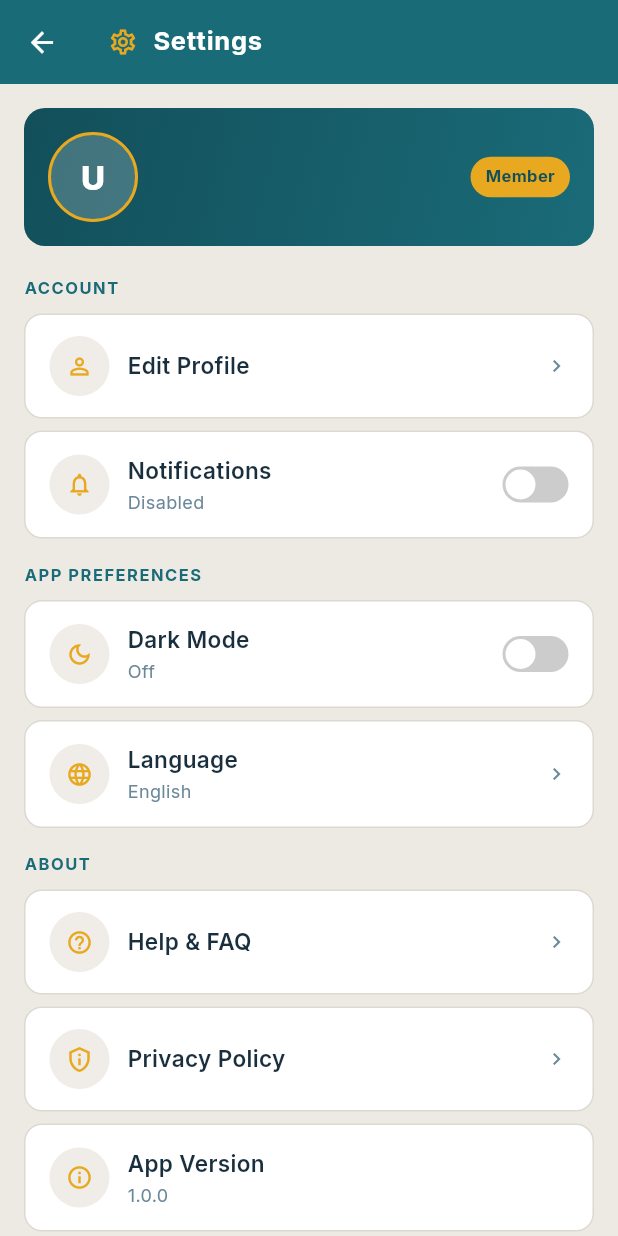
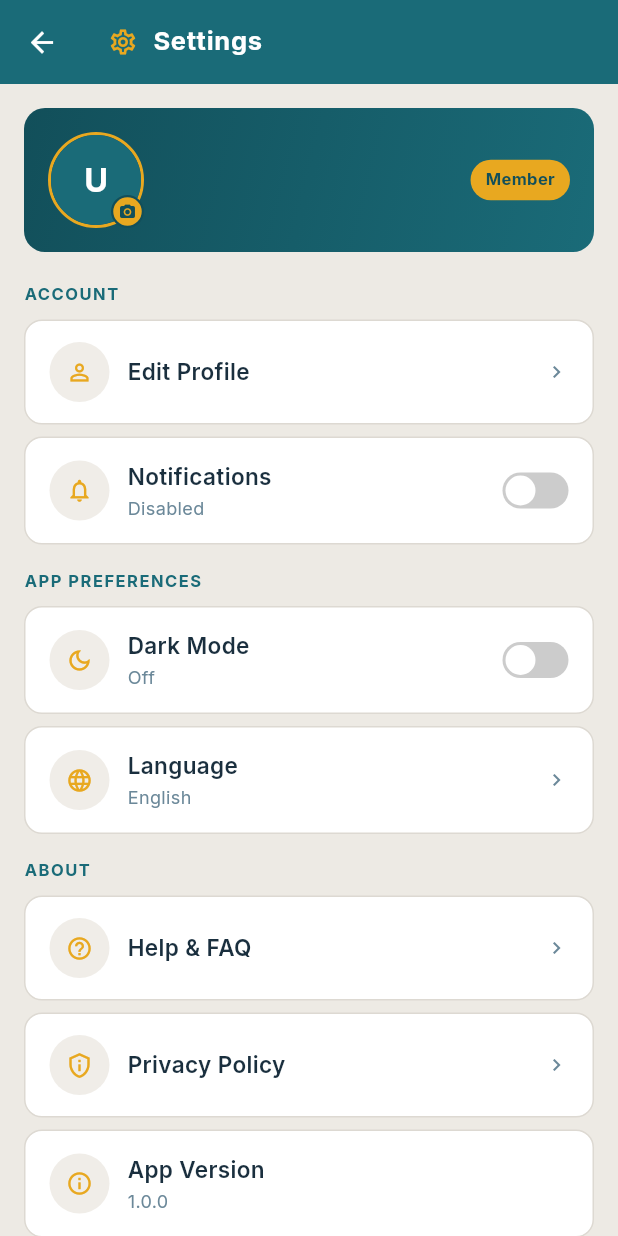
Before and after one commit to ian30-msoo/cinacle_ke, a Flutter app: the SettingsScreen screen opened directly, on a phone screen of 412 x 824 dp. Run offline on Flutter 3.47's test engine with Material 3 defaults, Android fonts, the phone set to English and light mode, and no system bars; our stand-ins replace cached_network_image, cloud_firestore, firebase_auth, firebase_core, firebase_messaging, firebase_storage and 6 more; accounts and stored records are empty; network calls fail.

Commit message:
avatar placemnt and settings intergration

```diff
--- a/lib/screens/settings_screen.dart
+++ b/lib/screens/settings_screen.dart
@@ -4,6 +4,9 @@ import '../theme/app_theme.dart';
 import '../providers/app_state.dart';
 import '../widgets/cenacle_app_bar.dart';
 import '../widgets/toggle_switch.dart';
+import '../widgets/avatar_widget.dart';
+import 'dart:io';
+import 'package:image_picker/image_picker.dart';
 
 class SettingsScreen extends StatelessWidget {
   const SettingsScreen({super.key});
@@ -130,69 +133,7 @@ class SettingsScreen extends StatelessWidget {
     );
   }
 
-  Widget _buildSignOutButton(BuildContext context, AppState state) {
-    return GestureDetector(
-      onTap: () async {
-        // Confirm before signing out
-        final confirmed = await showDialog<bool>(
-          context: context,
-          builder: (ctx) => AlertDialog(
-            title: const Text('Sign Out?'),
-            content: const Text(
-                'Are you sure you want to sign out of your account?'),
-            actions: [
-              TextButton(
-                onPressed: () => Navigator.pop(ctx, false),
-                child: const Text('Cancel'),
-              ),
-              TextButton(
-                onPressed: () => Navigator.pop(ctx, true),
-                style: TextButton.styleFrom(
-                    foregroundColor: const Color(0xFFC62828)),
-                child: const Text('Sign Out'),
-              ),
-            ],
-          ),
-        );
-
-        if (confirmed == true && context.mounted) {
-          await context.read<AppState>().signOut();
-          // No navigation needed — Consumer rebuilds the settings card
-          // and the rest of the app updates reactively via auth stream
-          if (context.mounted) {
-            ScaffoldMessenger.of(context).showSnackBar(
-              const SnackBar(content: Text('You have been signed out.')),
-            );
-          }
-        }
-      },
-      child: Container(
-        width: double.infinity,
-        padding: const EdgeInsets.symmetric(vertical: 14),
-        decoration: BoxDecoration(
-          color: const Color(0xFFFFEBEE),
-          borderRadius: BorderRadius.circular(12),
-          border: Border.all(color: const Color(0xFFFFCDD2)),
-        ),
-        child: const Row(
-          mainAxisAlignment: MainAxisAlignment.center,
-          children: [
-            Icon(Icons.logout, color: Color(0xFFC62828), size: 18),
-            SizedBox(width: 8),
-            Text(
-              'Sign Out',
-              style: TextStyle(
-                fontSize: 15,
-                fontWeight: FontWeight.w700,
-                color: Color(0xFFC62828),
-              ),
-            ),
-          ],
-        ),
-      ),
-    );
-  }
-
+  // ── Profile card ──
   Widget _buildProfileCard(BuildContext context, AppState state) {
     if (state.isLoggedIn && state.currentUser != null) {
       final user = state.currentUser!;
@@ -208,23 +149,63 @@ class SettingsScreen extends StatelessWidget {
         padding: const EdgeInsets.all(16),
         child: Row(
           children: [
+            // ── Avatar with camera badge ──
+            GestureDetector(
+              onTap: () => _pickAndUploadAvatar(context, state),
+              child: Stack(
+                clipBehavior: Clip.none,
+                children: [
                   Container(
-              width: 60,
-              height: 60,
                     decoration: BoxDecoration(
-                color: Colors.white.withOpacity(0.2),
                       shape: BoxShape.circle,
                       border: Border.all(color: AppColors.gold, width: 2),
                     ),
-              child: Center(
-                child: Text(
-                  user.initials,
-                  style: const TextStyle(
-                    color: AppColors.white,
-                    fontSize: 22,
-                    fontWeight: FontWeight.w800,
+                    child: AvatarWidget(
+                      initials: user.initials,
+                      avatarUrl: user.avatarUrl,
+                      size: 60,
                     ),
                   ),
+                  Positioned(
+                    bottom: 0,
+                    right: 0,
+                    child: Container(
+                      width: 22,
+                      height: 22,
+                      decoration: BoxDecoration(
+                        color: AppColors.gold,
+                        shape: BoxShape.circle,
+                        border: Border.all(
+                            color: AppColors.primaryDark, width: 1.5),
+                      ),
+                      child: const Icon(
+                        Icons.camera_alt,
+                        size: 12,
+                        color: AppColors.primaryDark,
+                      ),
+                    ),
+                  ),
+                  if (state.isAuthLoading)
+                    Positioned.fill(
+                      child: Container(
+                        decoration: BoxDecoration(
+                          color: Colors.black45,
+                          shape: BoxShape.circle,
+                          borderRadius: BorderRadius.circular(30),
+                        ),
+                        child: const Center(
+                          child: SizedBox(
+                            width: 20,
+                            height: 20,
+                            child: CircularProgressIndicator(
+                              strokeWidth: 2,
+                              color: Colors.white,
+                            ),
+                          ),
+                        ),
+                      ),
+                    ),
+                ],
               ),
             ),
             const SizedBox(width: 14),
@@ -277,7 +258,7 @@ class SettingsScreen extends StatelessWidget {
       );
     }
 
-    // Guest card — tappable to sign in
+    // ── Guest card ──
     return GestureDetector(
       onTap: () => Navigator.pushNamed(context, '/signin'),
       child: Container(
@@ -322,6 +303,130 @@ class SettingsScreen extends StatelessWidget {
             ),
             const Icon(Icons.chevron_right,
                 color: AppColors.textMuted, size: 18),
+          ],
+        ),
+      ),
+    );
+  }
+
+  // ── Avatar picker + upload ──
+  Future<void> _pickAndUploadAvatar(
+      BuildContext context, AppState state) async {
+    final source = await showModalBottomSheet<ImageSource>(
+      context: context,
+      shape: const RoundedRectangleBorder(
+        borderRadius: BorderRadius.vertical(top: Radius.circular(16)),
+      ),
+      builder: (_) => SafeArea(
+        child: Column(
+          mainAxisSize: MainAxisSize.min,
+          children: [
+            const SizedBox(height: 8),
+            Container(
+              width: 40,
+              height: 4,
+              decoration: BoxDecoration(
+                color: Colors.grey[300],
+                borderRadius: BorderRadius.circular(2),
+              ),
+            ),
+            const SizedBox(height: 12),
+            ListTile(
+              leading: const Icon(Icons.photo_library_outlined),
+              title: const Text('Choose from Gallery'),
+              onTap: () => Navigator.pop(context, ImageSource.gallery),
+            ),
+            ListTile(
+              leading: const Icon(Icons.camera_alt_outlined),
+              title: const Text('Take a Photo'),
+              onTap: () => Navigator.pop(context, ImageSource.camera),
+            ),
+            const SizedBox(height: 8),
+          ],
+        ),
+      ),
+    );
+
+    if (source == null || !context.mounted) return;
+
+    final picker = ImagePicker();
+    final picked = await picker.pickImage(
+      source: source,
+      imageQuality: 80,
+      maxWidth: 512,
+      maxHeight: 512,
+    );
+
+    if (picked == null || !context.mounted) return;
+
+    final success = await state.updateAvatar(File(picked.path));
+
+    if (context.mounted) {
+      ScaffoldMessenger.of(context).showSnackBar(
+        SnackBar(
+          content: Text(success
+              ? 'Profile photo updated!'
+              : state.authError ?? 'Upload failed.'),
+        ),
+      );
+    }
+  }
+
+  // ── Sign out button ──
+  Widget _buildSignOutButton(BuildContext context, AppState state) {
+    return GestureDetector(
+      onTap: () async {
+        final confirmed = await showDialog<bool>(
+          context: context,
+          builder: (ctx) => AlertDialog(
+            title: const Text('Sign Out?'),
+            content: const Text(
+                'Are you sure you want to sign out of your account?'),
+            actions: [
+              TextButton(
+                onPressed: () => Navigator.pop(ctx, false),
+                child: const Text('Cancel'),
+              ),
+              TextButton(
+                onPressed: () => Navigator.pop(ctx, true),
+                style: TextButton.styleFrom(
+                    foregroundColor: const Color(0xFFC62828)),
+                child: const Text('Sign Out'),
+              ),
+            ],
+          ),
+        );
+
+        if (confirmed == true && context.mounted) {
+          await context.read<AppState>().signOut();
+          if (context.mounted) {
+            ScaffoldMessenger.of(context).showSnackBar(
+              const SnackBar(content: Text('You have been signed out.')),
+            );
+          }
+        }
+      },
+      child: Container(
+        width: double.infinity,
+        padding: const EdgeInsets.symmetric(vertical: 14),
+        decoration: BoxDecoration(
+          color: const Color(0xFFFFEBEE),
+          borderRadius: BorderRadius.circular(12),
+          border: Border.all(color: const Color(0xFFFFCDD2)),
+        ),
+        child: const Row(
+          mainAxisAlignment: MainAxisAlignment.center,
+          children: [
+            Icon(Icons.logout, color: Color(0xFFC62828), size: 18),
+            SizedBox(width: 8),
+            Text(
+              'Sign Out',
+              style: TextStyle(
+                fontSize: 15,
+                fontWeight: FontWeight.w700,
+                color: Color(0xFFC62828),
+              ),
+            ),
           ],
         ),
       ),
--- a/pubspec.yaml
+++ b/pubspec.yaml
@@ -34,7 +34,8 @@ dependencies:
   cloud_firestore: ^5.5.0
   firebase_messaging: ^15.0.0
   flutter_local_notifications: ^17.0.0
-
+  image_picker: ^1.1.2
+  firebase_storage: ^12.3.4
   # Utilities
   crypto: ^3.0.6
   timeago: ^3.7.0
```
Also changed, not shown: lib/providers/app_state.dart (+34 -19 lines), pubspec.lock, 7 other files. Lines whose indentation alone changed are shown as unchanged.
